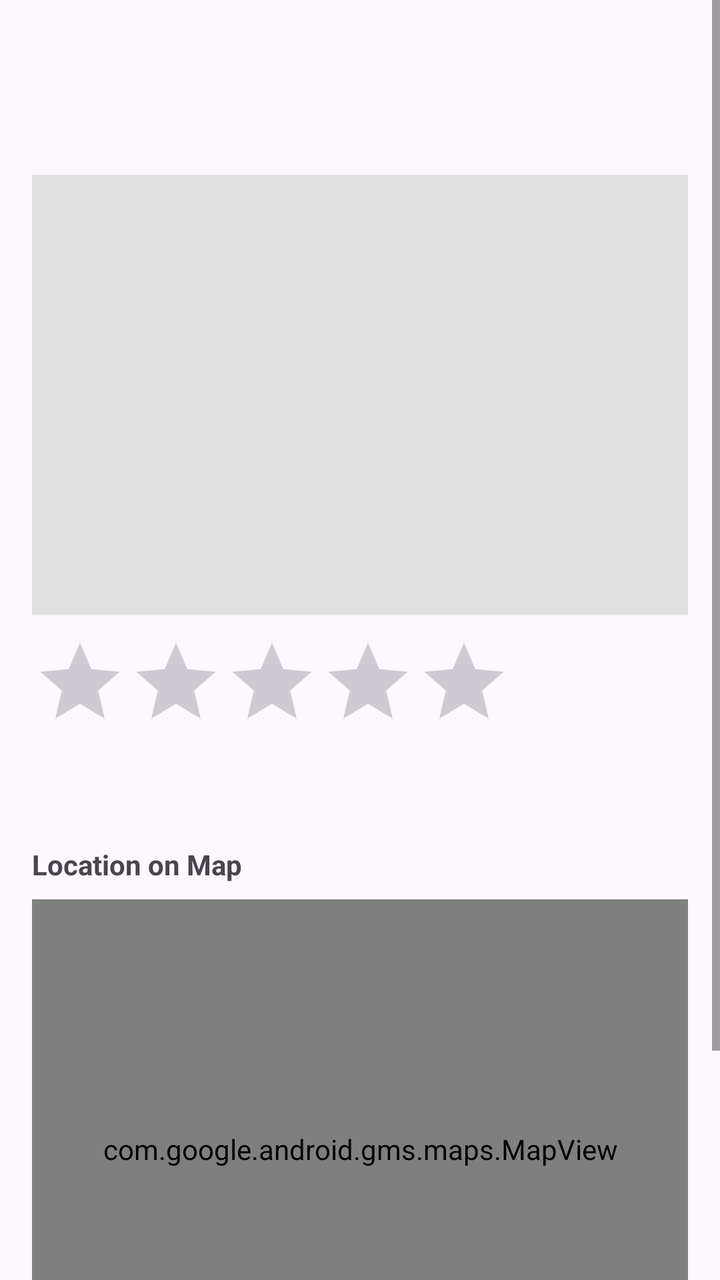
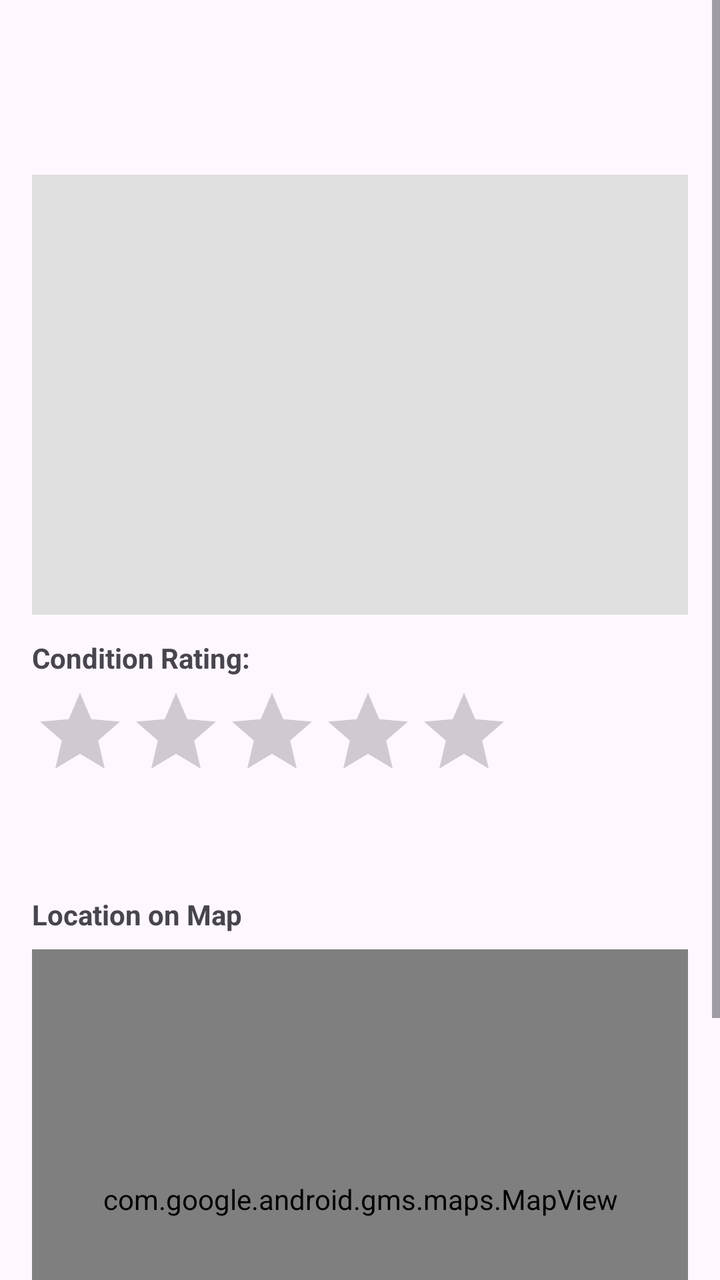

The first picture is an Android layout as it rendered before a commit; the second is the same layout after the commit. The layout source and the unified diff follow.
<!-- AndroidManifest.xml: application theme Theme.TerpTrack -->
<!-- res/layout/activity_item_detail.xml -->
<?xml version="1.0" encoding="utf-8"?>
<ScrollView
    xmlns:android="http://schemas.android.com/apk/res/android"
    xmlns:tools="http://schemas.android.com/tools"
    android:id="@+id/main"
    android:layout_width="match_parent"
    android:layout_height="match_parent"
    android:fillViewport="true"
    tools:context=".controller.ItemDetailActivity">

    <LinearLayout
        android:layout_width="match_parent"
        android:layout_height="wrap_content"
        android:orientation="vertical"
        android:padding="16dp">

        <TextView
            android:id="@+id/tvDetailTitle"
            android:layout_width="match_parent"
            android:layout_height="wrap_content"
            android:textSize="24sp"
            android:textStyle="bold"
            android:textColor="@color/colorPrimary" />

        <TextView
            android:id="@+id/tvDetailLocation"
            android:layout_width="match_parent"
            android:layout_height="wrap_content"
            android:layout_marginTop="8dp"
            android:textSize="14sp" />

        <ImageView
            android:id="@+id/imgDetailPhoto"
            android:layout_width="match_parent"
            android:layout_height="220dp"
            android:layout_marginTop="12dp"
            android:scaleType="centerCrop"
            android:background="#E0E0E0"
            android:contentDescription="Item photo" />

        <RatingBar
            android:id="@+id/ratingDetailCondition"
            android:layout_width="wrap_content"
            android:layout_height="wrap_content"
            android:layout_marginTop="10dp"
            android:numStars="5"
            android:stepSize="1"
            android:isIndicator="true"
            tools:rating="3" />

        <TextView
            android:id="@+id/tvDetailDescription"
            android:layout_width="match_parent"
            android:layout_height="wrap_content"
            android:layout_marginTop="12dp"
            android:textSize="15sp"
            android:lineSpacingMultiplier="1.4" />

        
        <TextView
            android:layout_width="wrap_content"
            android:layout_height="wrap_content"
            android:layout_marginTop="16dp"
            android:text="Location on Map"
            android:textStyle="bold"
            android:textSize="14sp" />

        <com.google.android.gms.maps.MapView
            android:id="@+id/mapViewDetail"
            android:layout_width="match_parent"
            android:layout_height="250dp"
            android:layout_marginTop="8dp" />

        <Button
            android:id="@+id/btnBack"
            android:layout_width="wrap_content"
            android:layout_height="wrap_content"
            android:layout_gravity="center_horizontal"
            android:layout_marginTop="16dp"
            android:text="Back" />

    </LinearLayout>

</ScrollView>
<!-- resources referenced by this layout -->
<resources>
  <color name="colorPrimary">#1565C0</color>
  <style name="Theme.TerpTrack" parent="Base.Theme.TerpTrack" />
  <style name="Base.Theme.TerpTrack" parent="Theme.Material3.DayNight.NoActionBar">
          
          
      </style>
</resources>

<!-- the commit's change to res/layout/activity_item_detail.xml (unified diff, before → after) -->
@@ -38,11 +38,19 @@
             android:background="#E0E0E0"
             android:contentDescription="Item photo" />
 
+        <TextView
+            android:layout_width="wrap_content"
+            android:layout_height="wrap_content"
+            android:text="Condition Rating:"
+            android:textSize="14sp"
+            android:textStyle="bold"
+            android:layout_marginTop="12dp"/>
+
         <RatingBar
             android:id="@+id/ratingDetailCondition"
             android:layout_width="wrap_content"
             android:layout_height="wrap_content"
-            android:layout_marginTop="10dp"
+            android:layout_marginTop="4dp"
             android:numStars="5"
             android:stepSize="1"
             android:isIndicator="true"
@@ -56,7 +64,6 @@
             android:textSize="15sp"
             android:lineSpacingMultiplier="1.4" />
 
-        
         <TextView
             android:layout_width="wrap_content"
             android:layout_height="wrap_content"
